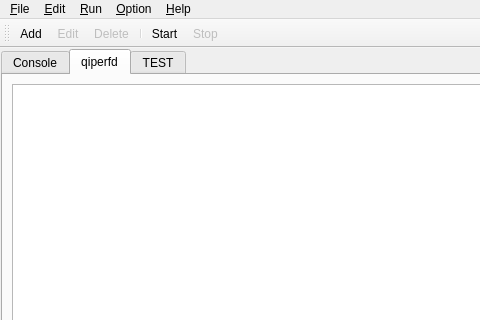
coolshou/qiperf, file qiperfc/src/qiperfc.ui: the form before one commit; both pictures show x 0 to 480 and y 0 to 320 of the 984 by 674 pixel window.
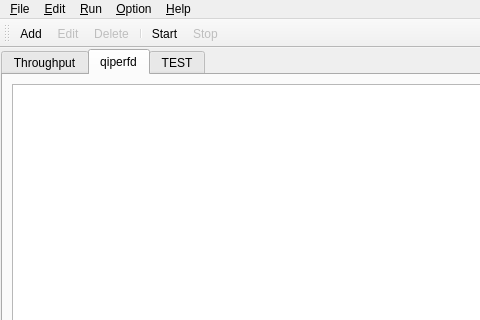
The form after the commit. The open tabs and pages were chosen to show the change. Icons and pictures are not drawn.

What changed in the file:
```diff
--- a/qiperfc/src/qiperfc.ui
+++ b/qiperfc/src/qiperfc.ui
@@ -44,7 +44,7 @@
       </property>
       <widget class="QWidget" name="tab_console">
        <attribute name="title">
-        <string>Console</string>
+        <string>Throughput</string>
        </attribute>
        <layout class="QVBoxLayout" name="vl_console">
         <property name="spacing">
```
Left out of the diff: 12 changed lines with no effect on the pictures.
